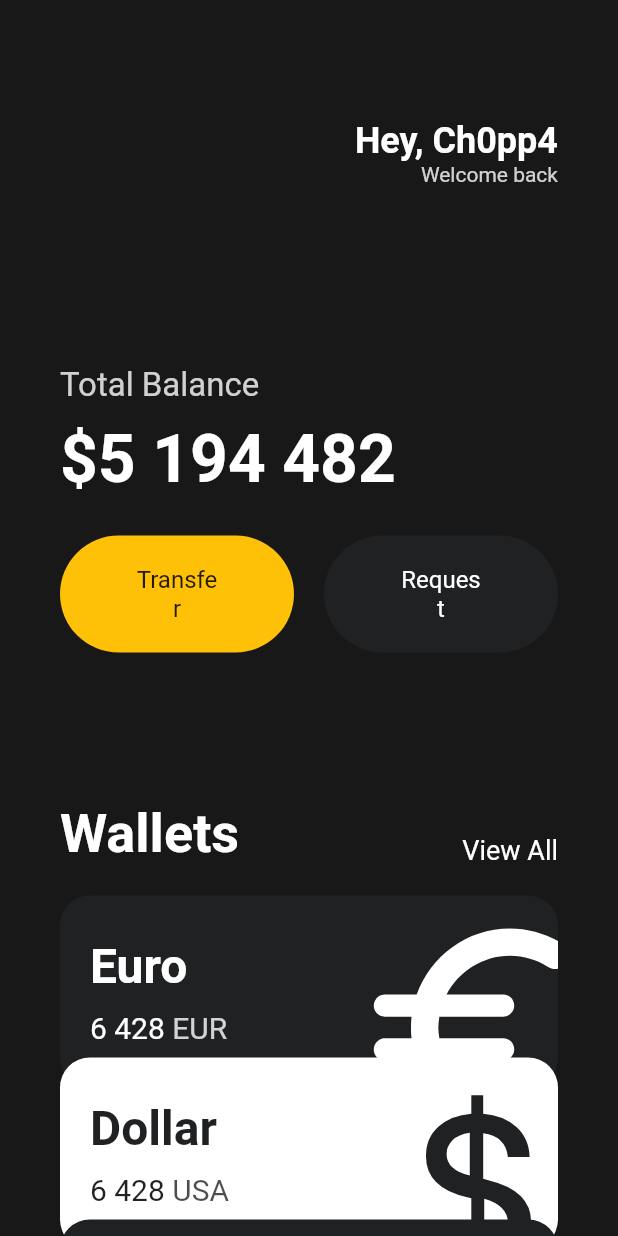
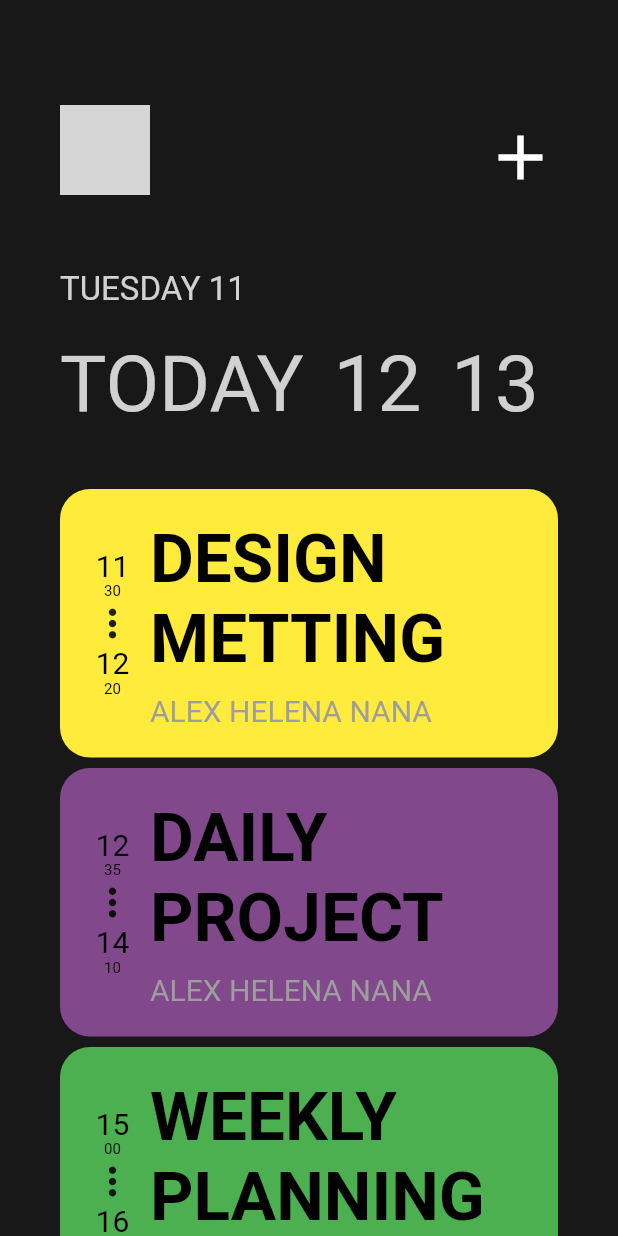
Before and after one commit to imsong97/FlutterStart, a Flutter app: the screen it shows after launch, on a phone screen of 412 x 824 dp. Run offline on Flutter 3.47's test engine with Material 2 defaults, Android fonts, the phone set to English and light mode, and no system bars; grey boxes are pictures that could not be loaded.

Commit message:
플러터 챌린지

```diff
--- a/Wallet/lib/CardView.dart
+++ b/Wallet/lib/CardView.dart
@@ -1,75 +1,2 @@
 import 'package:flutter/cupertino.dart';
 import 'package:flutter/material.dart';
-
-class CardView extends StatelessWidget {
-  final String money, property, unit;
-  final Color backgroundColor, contentColor;
-
-  const CardView({
-    required this.money,
-    required this.property,
-    required this.unit,
-    required this.backgroundColor,
-    required this.contentColor
-  });
-
-  @override
-  Widget build(BuildContext context) {
-    return Container(
-      clipBehavior: Clip.hardEdge,
-      decoration: BoxDecoration(
-          color: backgroundColor,
-          borderRadius: BorderRadius.circular(20)
-      ),
-      child: Padding(
-        padding: const EdgeInsets.all(20),
-        child: Row(
-          mainAxisAlignment: MainAxisAlignment.spaceBetween,
-          children: [
-            Column(
-              crossAxisAlignment: CrossAxisAlignment.start,
-              children: [
-                Text(money, style: TextStyle(color: contentColor, fontSize: 32, fontWeight: FontWeight.w600),),
-                SizedBox(height: 10,),
-                Row(
-                  children: [
-                    Text(
-                      property,
-                      style: TextStyle(color: contentColor, fontSize: 20, ),
-                    ),
-                    SizedBox(width: 5,),
-                    Text(
-                      unit,
-                      style: TextStyle(color: contentColor.withOpacity(0.8), fontSize: 20, ),
-                    )
-                  ],
-                )
-              ],
-            ),
-            Transform.scale(
-                scale: 2,
-                child: Transform.translate(
-                    offset: Offset(5, 12),
-                    child: Icon(getIcon(money), color: contentColor, size: 88,)
-                )
-            )
-          ],
-        ),
-      ),
-    );
-  }
-
-  IconData? getIcon(String money) {
-    IconData? iconData;
-    if (money == "Euro") {
-      iconData = Icons.euro_rounded;
-    } else if (money == "Dollar") {
-      iconData = CupertinoIcons.money_dollar;
-    } else if (money == "Bitcoin") {
-      iconData = CupertinoIcons.bitcoin;
-    } else {
-
-    }
-    return iconData;
-  }
-}
--- a/Wallet/lib/main.dart
+++ b/Wallet/lib/main.dart
@@ -1,8 +1,6 @@
 import 'dart:ui';
-
 import 'package:flutter/cupertino.dart';
 import 'package:flutter/material.dart';
-import 'package:wallet/CardView.dart';
 
 void main() {
   runApp(const MyApp());
@@ -52,17 +50,21 @@ class MyHomePage extends StatefulWidget {
 }
 
 class _MyHomePageState extends State<MyHomePage> {
-  int _counter = 0;
+  late final List<String> _dateList = [];
+  late int _nowDate;
+  late int _nowWeekDay;
 
-  void _incrementCounter() {
-    setState(() {
-      // This call to setState tells the Flutter framework that something has
-      // changed in this State, which causes it to rerun the build method below
-      // so that the display can reflect the updated values. If we changed
-      // _counter without calling setState(), then the build method would not be
-      // called again, and so nothing would appear to happen.
-      _counter++;
-    });
+  @override
+  void initState() {
+    super.initState();
+    DateTime now = DateTime.now();
+    _nowDate = now.day;
+    _nowWeekDay = now.weekday;
+
+    _dateList.add("TODAY");
+    for(int i = _nowDate + 1; i < 31; i++) {
+      _dateList.add("$i");
+    }
   }
 
   @override
@@ -75,76 +77,124 @@ class _MyHomePageState extends State<MyHomePage> {
           child: Column(
             crossAxisAlignment: CrossAxisAlignment.start,
             children: [
-              const SizedBox(height: 80,),
-              Row(
-                mainAxisAlignment: MainAxisAlignment.end,
-                children: [
-                  Column(
-                    crossAxisAlignment: CrossAxisAlignment.end,
-                    children: [
-                      const Text("Hey, Ch0pp4", style: TextStyle(color: Colors.white, fontSize: 24, fontWeight: FontWeight.w600),),
-                      Text("Welcome back", style: TextStyle(color: Colors.white.withOpacity(0.8), fontSize: 14),)
-                    ],)
-                ],
-              ),
-              SizedBox(height: 120,),
-              Text(
-                "Total Balance",
-                style: TextStyle(color: Colors.white.withOpacity(0.8), fontSize: 22),
-              ),
-              SizedBox(height: 10,),
-              const Text(
-                "\$5 194 482",
-                style: TextStyle(
-                  fontSize: 44,
-                  fontWeight: FontWeight.w600,
-                  color: Colors.white
-                ),
-              ),
-              SizedBox(height: 25,),
-              Row(
-                mainAxisAlignment: MainAxisAlignment.center,
-                mainAxisSize: MainAxisSize.max,
-                children: [
-                  expandedButton(radiusButton("Transfer", Colors.amber)),
-                  SizedBox(width: 20,),
-                  expandedButton(radiusButton("Request", const Color(0xFF1F2123), textColor: Colors.white))
-                ],
-              ),
-              SizedBox(height: 100,),
+              const SizedBox(height: 70,),
               Row(
                 mainAxisAlignment: MainAxisAlignment.spaceBetween,
                 crossAxisAlignment: CrossAxisAlignment.end,
                 children: const [
-                  Text("Wallets", style: TextStyle(color: Colors.white, fontSize: 36, fontWeight: FontWeight.w600),),
-                  Text("View All", style: TextStyle(color: Colors.white, fontSize: 18),)
+                  CircleAvatar(radius: 30, backgroundImage: AssetImage(''),),
+                  Icon(Icons.add, color: Colors.white, size: 50,)
                 ],
               ),
+              SizedBox(height: 50,),
+              Text(
+                _getTodayDate(),
+                style: TextStyle(color: Colors.white.withOpacity(0.8), fontSize: 22),
+              ),
+              SizedBox(height: 10,),
+              Container(
+                height: 90,
+                child: ListView.builder(
+                  itemCount: _dateList.length,
+                  scrollDirection: Axis.horizontal,
+                  itemBuilder: (context, i) {
+                    return Container(
+                      padding: EdgeInsets.only(left: i == 0 ? 0 : 10, top: 10, right: 10, bottom: 0),
+                      child: Text(_dateList[i], style: TextStyle(color: Colors.white.withOpacity(0.8), fontSize: 52)),
+                    );
+                }, ),
+              ),
               SizedBox(height: 20,),
-              CardView(money: "Euro", property: "6 428", unit: "EUR", backgroundColor: Color(0xFF1F2123),contentColor: Colors.white),
-              Transform.translate(offset: Offset(0, -20), child: CardView(money: "Dollar", property: "6 428", unit: "USA", backgroundColor: Colors.white, contentColor: Color(0xFF1F2123))),
-              Transform.translate(offset: Offset(0, -40), child: CardView(money: "Bitcoin", property: "6 428", unit: "BTC", backgroundColor: Color(0xFF1F2123), contentColor: Colors.white))
+              CardView(bigTitle: "DESIGN\nMETTING", startHour: "11", endHour: "12", backgroundColor: Colors.yellow, contentColor: Colors.black, startMin: "30", endMin: "20",),
+              SizedBox(height: 7,),
+              CardView(bigTitle: "DAILY\nPROJECT", startHour: "12", endHour: "14", backgroundColor: Color(0xFF81498B), contentColor: Colors.black, startMin: "35", endMin: "10"),
+              SizedBox(height: 7,),
+              CardView(bigTitle: "WEEKLY\nPLANNING", startHour: "15", endHour: "16", backgroundColor: Colors.green, contentColor: Colors.black, startMin: "00", endMin: "30")
             ],
           ),
         ),
       )
     );
   }
+
+  String _getTodayDate() {
+    List<String> daysOfWeek = ['SUNDAY', 'MONDAY', 'TUESDAY', 'WEDNESDAY', 'THURSDAY', 'FRIDAY', 'SATURDAY'];
+    return "${daysOfWeek[_nowWeekDay]} $_nowDate";
+  }
 }
 
-Expanded expandedButton(Container containerChild) {
-  return Expanded(child: containerChild, flex: 1,);
-}
+class CardView extends StatelessWidget {
+  final String bigTitle, startHour, endHour, startMin, endMin;
+  final Color backgroundColor, contentColor;
 
-Container radiusButton(String text, Color backgroundColor, {Color? textColor}) {
-  return Container(
+  const CardView({
+    required this.bigTitle,
+    required this.startHour,
+    required this.endHour,
+    required this.backgroundColor,
+    required this.contentColor,
+    required this.startMin,
+    required this.endMin
+  });
+
+  @override
+  Widget build(BuildContext context) {
+    return Container(
+      clipBehavior: Clip.hardEdge,
       decoration: BoxDecoration(
           color: backgroundColor,
-          borderRadius: BorderRadius.circular(45)
+          borderRadius: BorderRadius.circular(20)
       ),
       child: Padding(
-        padding: EdgeInsets.symmetric(vertical: 20, horizontal: 50),
-        child: Text(text, style: TextStyle(color: textColor, fontSize: 16,), textAlign: TextAlign.center,),
-      )
-  );
+        padding: const EdgeInsets.all(20),
+        child: Row(
+          mainAxisAlignment: MainAxisAlignment.spaceBetween,
+          children: [
+            Column(
+                crossAxisAlignment: CrossAxisAlignment.center,
+                children: [
+                  _customHourText(startHour, 20),
+                  _customHourText(startMin, 10),
+                  Icon(Icons.more_vert, size: 30,),
+                  _customHourText(endHour, 20),
+                  _customHourText(endMin, 10)
+                ]
+            ),
+            SizedBox(width: 10,),
+            Expanded(
+              child: Column(
+                crossAxisAlignment: CrossAxisAlignment.start,
+                children: [
+                  Text(bigTitle, style: TextStyle(color: contentColor, fontSize: 45, fontWeight: FontWeight.w600),),
+                  SizedBox(height: 10,),
+                  Row(
+                    children: [
+                      Text(
+                        "ALEX",
+                        style: TextStyle(color: Colors.grey, fontSize: 20, ),
+                      ),
+                      SizedBox(width: 5,),
+                      Text(
+                        "HELENA",
+                        style: TextStyle(color: Colors.grey, fontSize: 20, ),
+                      ),
+                      SizedBox(width: 5,),
+                      Text(
+                        "NANA",
+                        style: TextStyle(color: Colors.grey, fontSize: 20, ),
+                      ),
+                    ],
+                  )
+                ],
+              ),
+            ),
+          ],
+        ),
+      ),
+    );
+  }
+
+  Text _customHourText(String txt, double size) {
+    return Text(txt, style: TextStyle(color: contentColor, fontSize: size),);
+  }
 }
```
Also changed, not shown: Wallet/pubspec.lock, 3 other files.
